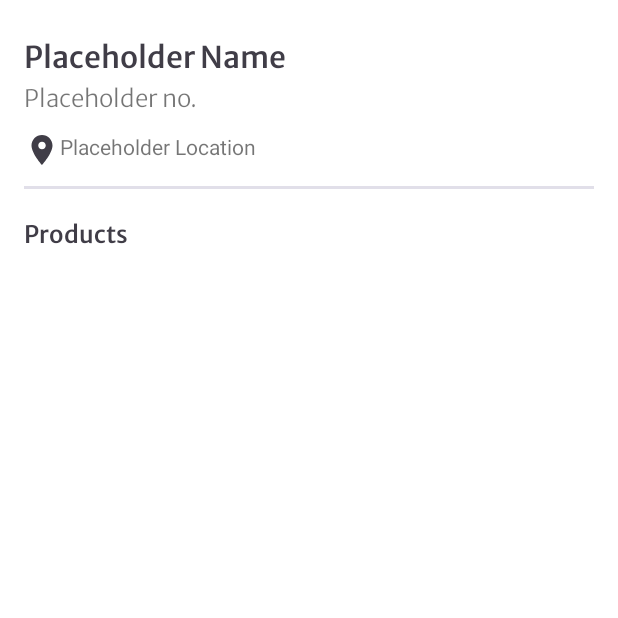
After one commit to Bucephalus-lgtm/amigo, an Android app: the ProductPage screen opened directly, with no data from a screen before it, on a phone screen of 412 x 824 dp, the top half of it. The commit adds this screen. Run offline under Robolectric (Android 15) with nearby library versions, the phone set to English and light mode, and no system bars; our stand-ins replace Volley; network calls fail.

Commit message:
Map activity and product page created

```diff
--- a/android/app/src/main/java/com/example/sarthi/adapter/DealsAdapter.java
+++ b/android/app/src/main/java/com/example/sarthi/adapter/DealsAdapter.java
@@ -1,6 +1,7 @@
 package com.example.sarthi.adapter;
 
 import android.content.Context;
+import android.content.Intent;
 import android.media.Image;
 import android.view.LayoutInflater;
 import android.view.View;
@@ -15,6 +16,7 @@ import androidx.recyclerview.widget.RecyclerView;
 import com.bumptech.glide.Glide;
 import com.example.sarthi.R;
 import com.example.sarthi.model.DealsModel;
+import com.example.sarthi.ui.ProductPage;
 import com.google.android.material.card.MaterialCardView;
 
 import java.util.List;
@@ -46,7 +48,10 @@ public class DealsAdapter extends RecyclerView.Adapter<DealsAdapter.ViewHolder>
         holder.card.setOnClickListener(new View.OnClickListener() {
             @Override
             public void onClick(View v) {
+                Intent intent = new Intent(mContext, ProductPage.class);
+                intent.putExtra("_id",itemList.get(position).getSellerId());
                 Toast.makeText(mContext, itemList.get(position).getSellerId(), Toast.LENGTH_SHORT).show();
+                mContext.startActivity(intent);
             }
         });
     }
--- /dev/null
+++ b/android/app/src/main/java/com/example/sarthi/ui/ProductPage.java
@@ -0,0 +1,75 @@
+package com.example.sarthi.ui;
+
+import androidx.appcompat.app.AppCompatActivity;
+import androidx.recyclerview.widget.RecyclerView;
+
+import android.os.Bundle;
+import android.widget.TextView;
+import android.widget.Toast;
+
+import com.android.volley.Request;
+import com.android.volley.RequestQueue;
+import com.android.volley.Response;
+import com.android.volley.VolleyError;
+import com.android.volley.toolbox.JsonObjectRequest;
+import com.android.volley.toolbox.Volley;
+import com.example.sarthi.R;
+
+import org.json.JSONException;
+import org.json.JSONObject;
+
+public class ProductPage extends AppCompatActivity {
+
+    private String ID;
+    RecyclerView sellerItems;
+    TextView sellerName, sellerNo,sellerPin;
+    @Override
+    protected void onCreate(Bundle savedInstanceState) {
+        super.onCreate(savedInstanceState);
+        setContentView(R.layout.activity_product_page);
+        ID = getIntent().getStringExtra("_id");
+
+        initView();
+    }
+
+    private void initView() {
+        sellerName = findViewById(R.id.sellerName);
+        sellerNo = findViewById(R.id.sellerNo);
+        sellerPin = findViewById(R.id.sellerpin);
+
+        setSellerData();
+    }
+
+    private void setSellerData() {
+        String apikey = "https://sarthiapi.herokuapp.com/api/seller/"+ID;
+        JsonObjectRequest jsonObjectRequest = new JsonObjectRequest(Request.Method.GET, apikey, null, new Response.Listener<JSONObject>() {
+            @Override
+            public void onResponse(JSONObject response) {
+                JSONObject obj = null;
+                String NAME, PHONE, PIN;
+                try {
+                    obj = response.getJSONObject("seller");
+                    NAME = obj.getString("name");
+                    PHONE =obj.getString("phone");
+                    PIN=String.valueOf(obj.getInt("pin"));
+                    if(NAME!=null)sellerName.setText(NAME);
+                    if(PIN!=null)sellerPin.setText(PIN);
+                    if(PHONE!=null)sellerNo.setText(PHONE);
+
+//                    sellerName.setText(obj.getString("name"));
+//                    sellerNo.setText(obj.getString("phone"));
+//                    sellerPin.setText(obj.getString("pin"));
+                } catch (JSONException e) {
+                    e.printStackTrace();
+                }
+            }
+        }, new Response.ErrorListener() {
+            @Override
+            public void onErrorResponse(VolleyError error) {
+//                Toast.makeText(ProductPage.this, error.getMessage(), Toast.LENGTH_SHORT).show();
+            }
+        });
+        RequestQueue requestQueue = Volley.newRequestQueue(this);
+        requestQueue.add(jsonObjectRequest);
+    }
+}
--- a/android/app/src/main/java/com/example/sarthi/ui/SplashScreen.java
+++ b/android/app/src/main/java/com/example/sarthi/ui/SplashScreen.java
@@ -22,6 +22,6 @@ public class SplashScreen extends AppCompatActivity {
                 startActivity(new Intent(SplashScreen.this, IntroScreen.class).setFlags(Intent.FLAG_ACTIVITY_NEW_TASK));
                 finish();
             }
-        },3000);
+        },1500);
     }
 }
--- a/android/app/src/main/res/drawable/ic_map.xml
+++ b/android/app/src/main/res/drawable/ic_map.xml
@@ -1,5 +1,5 @@
-<vector android:height="24dp" android:tint="#FFFFFF"
+<vector android:height="24dp" android:tint="@color/black"
     android:viewportHeight="24" android:viewportWidth="24"
     android:width="24dp" xmlns:android="http://schemas.android.com/apk/res/android">
-    <path android:fillColor="@android:color/white" android:pathData="M12,2C8.13,2 5,5.13 5,9c0,5.25 7,13 7,13s7,-7.75 7,-13c0,-3.87 -3.13,-7 -7,-7zM12,11.5c-1.38,0 -2.5,-1.12 -2.5,-2.5s1.12,-2.5 2.5,-2.5 2.5,1.12 2.5,2.5 -1.12,2.5 -2.5,2.5z"/>
+    <path android:fillColor="@color/black" android:pathData="M12,2C8.13,2 5,5.13 5,9c0,5.25 7,13 7,13s7,-7.75 7,-13c0,-3.87 -3.13,-7 -7,-7zM12,11.5c-1.38,0 -2.5,-1.12 -2.5,-2.5s1.12,-2.5 2.5,-2.5 2.5,1.12 2.5,2.5 -1.12,2.5 -2.5,2.5z"/>
 </vector>
--- /dev/null
+++ b/android/app/src/main/res/layout/activity_product_page.xml
@@ -0,0 +1,80 @@
+<?xml version="1.0" encoding="utf-8"?>
+<RelativeLayout xmlns:android="http://schemas.android.com/apk/res/android"
+    xmlns:app="http://schemas.android.com/apk/res-auto"
+    xmlns:tools="http://schemas.android.com/tools"
+    android:layout_width="match_parent"
+    android:layout_height="match_parent"
+    tools:context=".ui.ProductPage">
+
+    <TextView
+        android:id="@+id/sellerName"
+        android:layout_width="wrap_content"
+        android:layout_height="wrap_content"
+        android:text="Placeholder Name"
+        android:textSize="@dimen/xm"
+        android:fontFamily="@font/merriweather_medium"
+        android:layout_alignParentTop="true"
+        android:layout_alignParentStart="true"
+        android:layout_marginStart="@dimen/m"
+        android:layout_marginTop="@dimen/xm"
+        android:textColor="@color/text"/>
+    <TextView
+        android:id="@+id/sellerNo"
+        android:layout_width="wrap_content"
+        android:layout_height="wrap_content"
+        android:text="Placeholder no."
+        android:layout_below="@id/sellerName"
+        android:layout_marginStart="@dimen/m"
+        android:textSize="@dimen/m"
+        android:fontFamily="@font/merriweathe_light"/>
+
+    <LinearLayout
+        android:id="@+id/tmp_loc"
+        android:layout_width="wrap_content"
+        android:layout_height="wrap_content"
+        android:orientation="horizontal"
+        android:layout_below="@id/sellerNo"
+        android:layout_marginStart="@dimen/m"
+        android:layout_marginTop="@dimen/s">
+        <ImageView
+            android:layout_width="wrap_content"
+            android:layout_height="wrap_content"
+            android:src="@drawable/ic_map"
+            app:tint="@color/text" />
+        <TextView
+            android:id="@+id/sellerpin"
+            android:layout_width="wrap_content"
+            android:layout_height="wrap_content"
+            android:text="Placeholder Location"/>
+    </LinearLayout>
+    <RelativeLayout
+        android:id="@+id/hor_bar"
+        android:layout_width="match_parent"
+        android:layout_height="2dp"
+        android:background="@color/disabled"
+        android:layout_below="@id/tmp_loc"
+        android:layout_marginHorizontal="@dimen/m"
+        android:layout_marginTop="@dimen/s"/>
+
+    <TextView
+        android:id="@+id/tmp_product"
+        android:layout_width="wrap_content"
+        android:layout_height="wrap_content"
+        android:textColor="@color/text"
+        android:fontFamily="@font/merriweather_medium"
+        android:textSize="@dimen/m"
+        android:text="Products"
+        android:layout_below="@id/hor_bar"
+        android:layout_marginStart="@dimen/m"
+        android:layout_marginTop="@dimen/m"/>
+
+    <androidx.recyclerview.widget.RecyclerView
+        android:id="@+id/sellerProducts"
+        android:layout_below="@id/tmp_product"
+        android:layout_width="wrap_content"
+        android:layout_marginStart="@dimen/m"
+        android:layout_height="wrap_content"/>
+
+
+
+</RelativeLayout>
```
Also changed, not shown: android/app/src/main/AndroidManifest.xml (+10 -7 lines), android/app/src/main/java/com/example/sarthi/ui/MapFragment.java (+83 -0 lines), android/app/src/main/res/drawable/price_chip.xml (added, +9 -0 lines), android/app/src/main/res/layout/seller_item.xml (added, +108 -0 lines).
